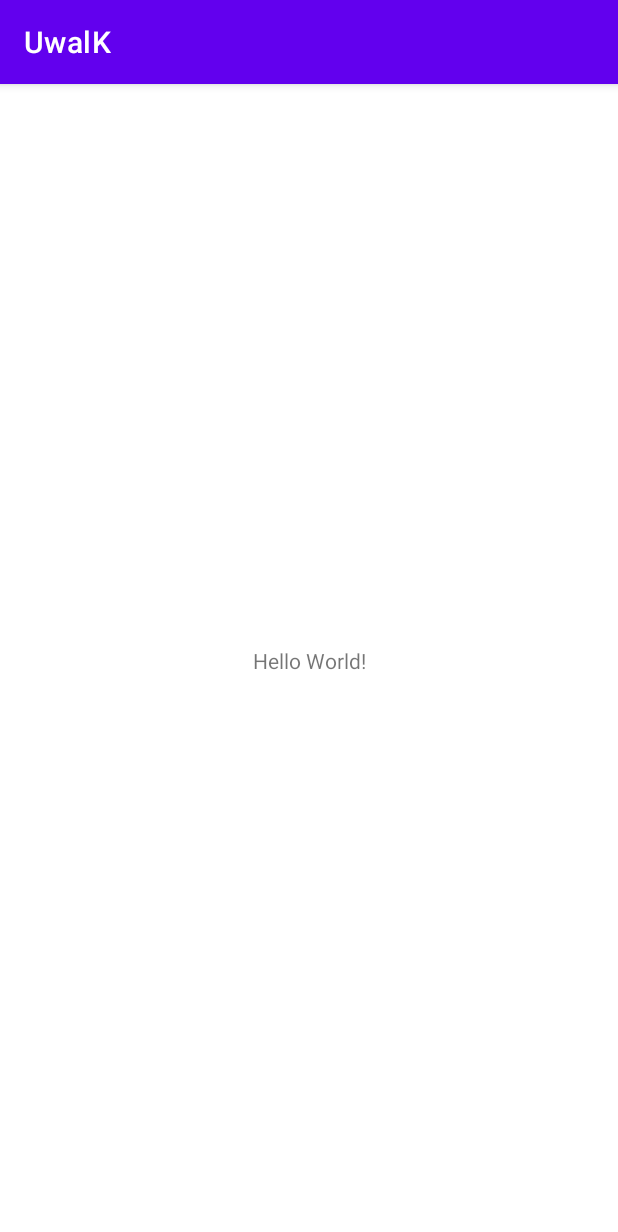
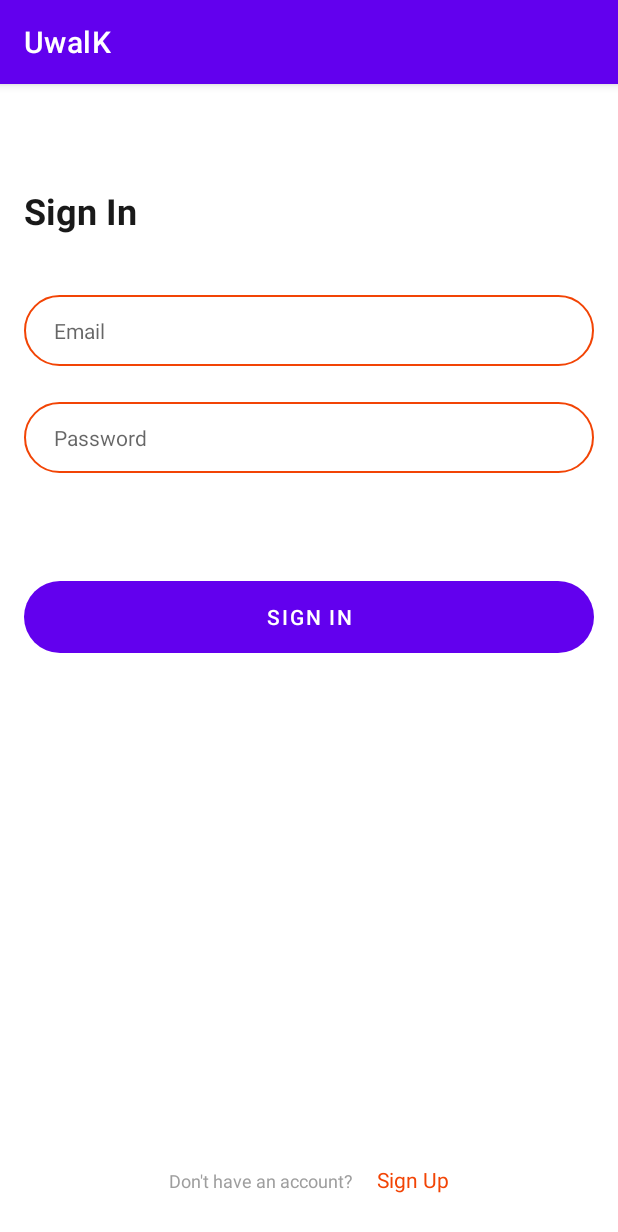
Before and after one commit to JinSunMi/UwalK, an Android app: the screen it shows after launch (MainActivity before the commit, LoginActivity after it), on a phone screen of 412 x 824 dp. Shown: the top 1232 px of the screen. Run offline under Robolectric (Android 15) with nearby library versions, the phone set to English and light mode, and no system bars.

```diff
--- a/app/build.gradle
+++ b/app/build.gradle
@@ -29,6 +29,9 @@ android {
     kotlinOptions {
         jvmTarget = '1.8'
     }
+    viewBinding {
+        enabled = true
+    }
 }
 
 dependencies {
--- a/app/src/main/AndroidManifest.xml
+++ b/app/src/main/AndroidManifest.xml
@@ -14,7 +14,7 @@
         android:theme="@style/Theme.UwalK"
         tools:targetApi="31">
         <activity
-            android:name=".MainActivity"
+            android:name=".LoginActivity"
             android:exported="true">
             <intent-filter>
                 <action android:name="android.intent.action.MAIN" />
@@ -22,6 +22,10 @@
                 <category android:name="android.intent.category.LAUNCHER" />
             </intent-filter>
         </activity>
+        <activity
+            android:name=".MainActivity"
+            android:exported="false">
+        </activity>
     </application>
 
 </manifest>
--- /dev/null
+++ b/app/src/main/java/com/mirim/uwalk/LoginActivity.kt
@@ -0,0 +1,21 @@
+package com.mirim.uwalk
+
+import android.content.Intent
+import androidx.appcompat.app.AppCompatActivity
+import android.os.Bundle
+import com.mirim.uwalk.databinding.ActivityLoginBinding
+import com.mirim.uwalk.databinding.ActivityMainBinding
+
+class LoginActivity : AppCompatActivity() {
+    lateinit var binding: ActivityLoginBinding
+
+    override fun onCreate(savedInstanceState: Bundle?) {
+        super.onCreate(savedInstanceState)
+        binding = ActivityLoginBinding.inflate(layoutInflater)
+
+        setContentView(R.layout.activity_login)
+        binding.btnSignIn.setOnClickListener {
+            startActivity(Intent(applicationContext, MainActivity::class.java))
+        }
+    }
+}
--- /dev/null
+++ b/app/src/main/res/drawable/background_26dp.xml
@@ -0,0 +1,7 @@
+<?xml version="1.0" encoding="utf-8"?>
+<shape xmlns:android="http://schemas.android.com/apk/res/android"
+    android:shape="rectangle">
+    <corners
+        android:radius="26dp" />
+
+</shape>
--- /dev/null
+++ b/app/src/main/res/drawable/background_black_26dp.xml
@@ -0,0 +1,11 @@
+<?xml version="1.0" encoding="utf-8"?>
+<shape xmlns:android="http://schemas.android.com/apk/res/android"
+    android:shape="rectangle">
+    <stroke
+        android:color="@color/black"
+        android:width="1dp"/>
+    <corners
+        android:radius="26dp" />
+
+
+</shape>
--- /dev/null
+++ b/app/src/main/res/drawable/background_main_26dp.xml
@@ -0,0 +1,10 @@
+<?xml version="1.0" encoding="utf-8"?>
+<shape xmlns:android="http://schemas.android.com/apk/res/android"
+    android:shape="rectangle">
+    <stroke
+        android:color="@color/main"
+        android:width="1dp" />
+    <corners
+        android:radius="26dp" />
+
+</shape>
--- /dev/null
+++ b/app/src/main/res/layout/activity_login.xml
@@ -0,0 +1,90 @@
+<?xml version="1.0" encoding="utf-8"?>
+<androidx.constraintlayout.widget.ConstraintLayout xmlns:android="http://schemas.android.com/apk/res/android"
+    xmlns:app="http://schemas.android.com/apk/res-auto"
+    xmlns:tools="http://schemas.android.com/tools"
+    android:layout_width="match_parent"
+    android:layout_height="match_parent"
+    tools:context=".LoginActivity"
+    android:paddingRight="16dp"
+    android:paddingLeft="16dp">
+    <TextView
+        android:layout_width="wrap_content"
+        android:layout_height="wrap_content"
+        android:text="Sign In"
+        android:textColor="@color/gray1"
+        android:textSize="24dp"
+        android:textStyle="bold"
+        app:layout_constraintLeft_toLeftOf="parent"
+        android:layout_marginTop="68dp"
+        app:layout_constraintTop_toTopOf="parent"
+        android:id="@+id/txt_sign_in"/>
+
+    <EditText
+        android:layout_width="match_parent"
+        android:layout_height="wrap_content"
+        app:layout_constraintLeft_toLeftOf="parent"
+        app:layout_constraintRight_toRightOf="parent"
+        app:layout_constraintTop_toBottomOf="@+id/txt_sign_in"
+        android:layout_marginTop="40dp"
+        android:background="@drawable/background_main_26dp"
+        android:textSize="14sp"
+        android:paddingTop="14dp"
+        android:paddingBottom="14dp"
+        android:paddingLeft="20dp"
+        android:hint="Email"
+        android:textColor="@color/black"
+        android:id="@+id/edit_email" />
+
+    <EditText
+        android:layout_width="match_parent"
+        android:layout_height="wrap_content"
+        app:layout_constraintLeft_toLeftOf="parent"
+        app:layout_constraintRight_toRightOf="parent"
+        app:layout_constraintTop_toBottomOf="@+id/edit_email"
+        android:layout_marginTop="24dp"
+        android:background="@drawable/background_main_26dp"
+        android:textSize="14sp"
+        android:paddingTop="14dp"
+        android:paddingBottom="14dp"
+        android:paddingLeft="20dp"
+        android:hint="Password"
+        android:textColor="@color/black"
+        android:id="@+id/edit_password" />
+
+    <Button
+        android:layout_width="match_parent"
+        android:layout_height="wrap_content"
+        android:text="Sign In"
+        android:id="@+id/btn_sign_in"
+        android:textColor="@color/white"
+        android:background="@drawable/background_26dp"
+        android:backgroundTint="@color/main"
+        app:layout_constraintRight_toRightOf="parent"
+        app:layout_constraintLeft_toLeftOf="parent"
+        app:layout_constraintTop_toBottomOf="@id/edit_password"
+        android:layout_marginTop="72dp" />
+    <LinearLayout
+        android:layout_width="wrap_content"
+        android:layout_height="wrap_content"
+        android:orientation="horizontal"
+        app:layout_constraintLeft_toLeftOf="parent"
+        app:layout_constraintRight_toRightOf="parent"
+        app:layout_constraintBottom_toBottomOf="parent"
+        android:layout_marginBottom="28dp" >
+        <TextView
+            android:layout_width="wrap_content"
+            android:layout_height="wrap_content"
+            android:text="Don't have an account?"
+            android:textColor="@color/gray4"
+            android:textSize="12sp" />
+        <TextView
+            android:layout_width="wrap_content"
+            android:layout_height="wrap_content"
+            android:text="Sign Up"
+            android:id="@+id/txt_sign_up"
+            android:textColor="@color/main"
+            android:textSize="14sp"
+            android:layout_marginLeft="16dp" />
+    </LinearLayout>
+
+</androidx.constraintlayout.widget.ConstraintLayout>
--- a/app/src/main/res/values/colors.xml
+++ b/app/src/main/res/values/colors.xml
@@ -7,4 +7,12 @@
     <color name="teal_700">#FF018786</color>
     <color name="black">#FF000000</color>
     <color name="white">#FFFFFFFF</color>
+    <color name="main">#F24405</color>
+    <color name="gray1">#191919</color>
+    <color name="gray2">#424242</color>
+    <color name="gray3">#717171</color>
+    <color name="gray4">#9e9e9e</color>
+    <color name="gray5">#dbdbdb</color>
+    <color name="gray6">#f5f5f5</color>
+    <color name="gray7">#fafafa</color>
 </resources>
```
